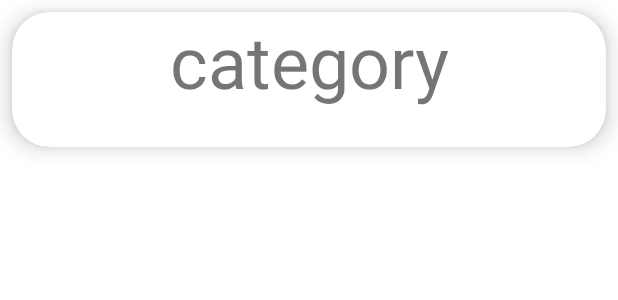
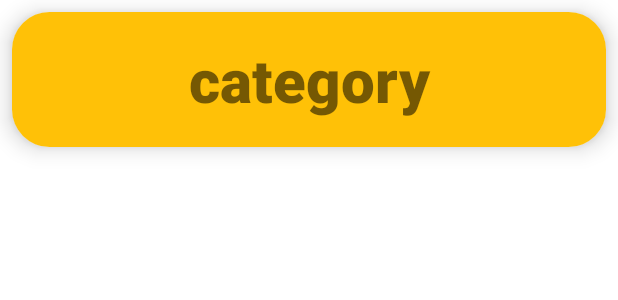
Before and after one commit to Lvll3gliic/Coctail-Recipes, an Android app: the layout row_items_category.xml on its own in the app's theme, with its tools: preview values and no code run, on a phone screen of 412 x 824 dp. Shown: the top 300 px of the screen. Run offline under Robolectric (Android 15) with nearby library versions, the phone set to English and light mode, and no system bars; network calls fail.

Commit message:
category screen design - nav labi bet ir labak

```diff
--- a/app/src/main/res/layout/fragment_category.xml
+++ b/app/src/main/res/layout/fragment_category.xml
@@ -14,9 +14,11 @@
             android:id="@+id/textView3"
             android:layout_width="match_parent"
             android:layout_height="37dp"
+            android:gravity="center"
             android:text="@string/Category"
             android:textAlignment="center"
-            android:textSize="24sp" />
+            android:textSize="28sp"
+            android:textStyle="bold" />
 
         <androidx.recyclerview.widget.RecyclerView
             android:id="@+id/category_recycler"
--- a/app/src/main/res/layout/row_items_category.xml
+++ b/app/src/main/res/layout/row_items_category.xml
@@ -11,6 +11,7 @@
     <LinearLayout
         android:layout_width="match_parent"
         android:layout_height="match_parent"
+        android:background="#FFC107"
         android:orientation="vertical">
 
         <LinearLayout
@@ -26,14 +27,16 @@
                 android:id="@+id/category_name"
                 android:layout_width="match_parent"
                 android:layout_height="match_parent"
+                android:fontFamily="sans-serif-black"
+                android:gravity="center"
                 android:text="category"
                 android:textAlignment="center"
                 android:textAllCaps="false"
-                android:textSize="48sp"
-                android:textStyle="normal">
+                android:textSize="40sp"
+                android:textStyle="normal"
+                android:typeface="normal">
 
             </TextView>
-
         </LinearLayout>
     </LinearLayout>
 
```
Also changed, not shown: app/src/main/java/com/example/testtest/fragments/CategoryFragment.kt (+0 -16 lines).
